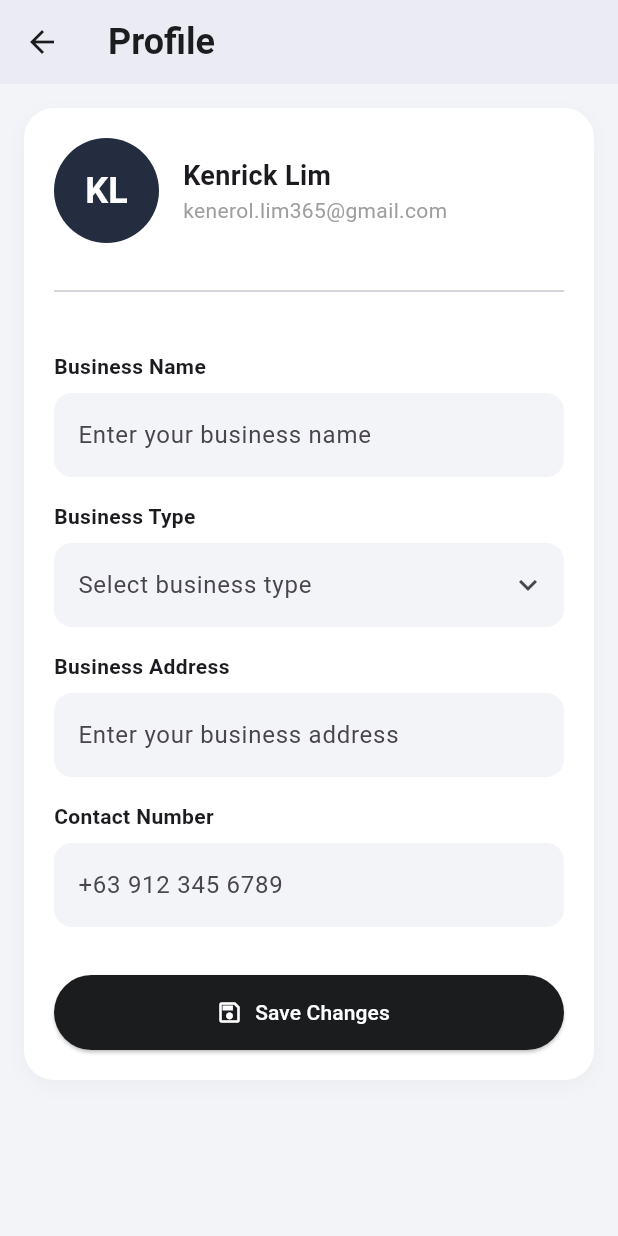
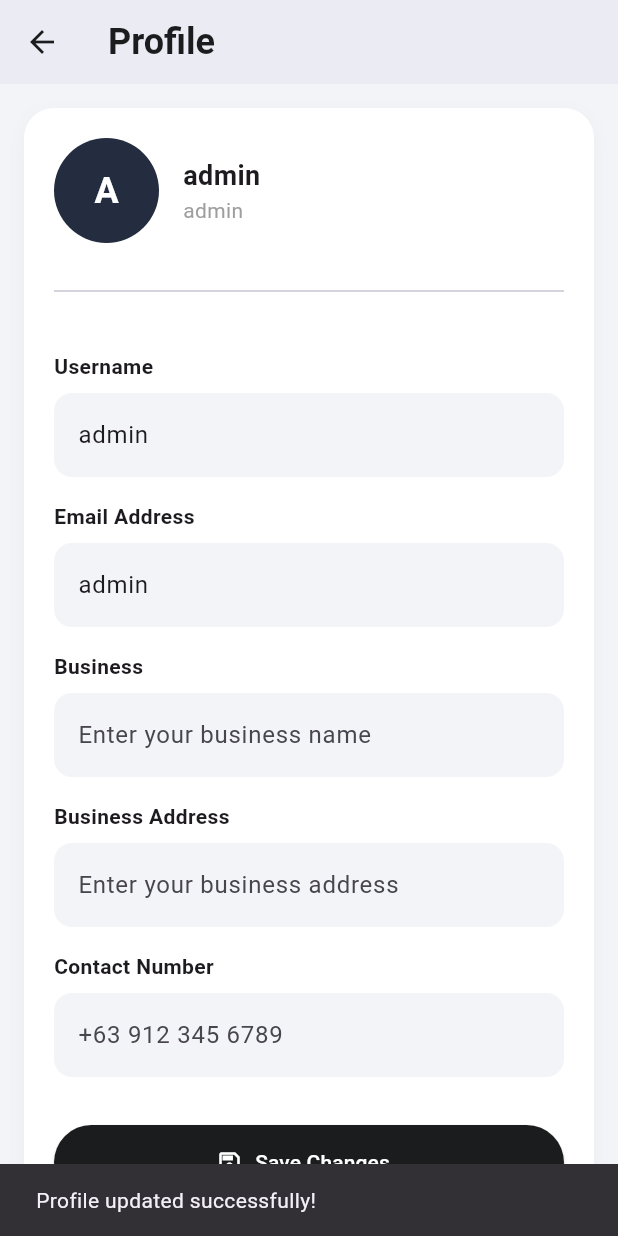
Before and after one commit to NaldCapuno/bookify, a Flutter app: the ProfileScreen screen opened by its route, after a tap on "Save Changes", on a phone screen of 412 x 824 dp. Run offline on Flutter 3.47's test engine with Material 3 defaults, Android fonts, the light colour scheme and no system bars; our stand-ins replace drift, drift_flutter, flutter_svg; accounts and stored records are empty; generated files the repository leaves out were written again.

Commit message:
User profile

```diff
--- /dev/null
+++ b/lib/core/database/daos/users_dao.dart
@@ -0,0 +1,16 @@
+import 'package:bookkeeping/core/database/tables/user_table.dart';
+import 'package:drift/drift.dart';
+import 'package:bookkeeping/core/database/app_database.dart';
+
+part 'users_dao.g.dart';
+
+@DriftAccessor(tables: [Users])
+class UsersDao extends DatabaseAccessor<AppDatabase> with _$UsersDaoMixin {
+  UsersDao(super.db);
+
+  Future<User?> getSingleUser() => select(users).getSingleOrNull();
+
+  Future<bool> updateUser(UsersCompanion userCompanion) async {
+    return await update(users).replace(userCompanion);
+  }
+}
--- a/lib/core/database/db_migration.dart
+++ b/lib/core/database/db_migration.dart
@@ -214,6 +214,14 @@ MigrationStrategy buildMigrationStrategy(AppDatabase db) {
           AccountsCompanion.insert(code: 704, name: 'Penalties and Surcharges', categoryId: 53),
           AccountsCompanion.insert(code: 801, name: 'Income Tax Expense', categoryId: 53, isLocked: const Value(true)),
         ]);
+
+      });
+
+      // Default User Detail
+        await db.batch((batch) {
+        batch.insertAll(db.users, [
+          UsersCompanion.insert(username: 'admin', email: 'admin' )
+        ]);
       });
     },
     onUpgrade: (Migrator m, int from, int to) async {
--- a/lib/features/profile/profile_screen.dart
+++ b/lib/features/profile/profile_screen.dart
@@ -1,14 +1,133 @@
+import 'package:bookkeeping/features/profile/user_service.dart';
 import 'package:flutter/material.dart';
 import 'package:bookkeeping/core/widgets/appbar.dart';
+import 'package:bookkeeping/core/database/app_database.dart';
+import 'package:bookkeeping/core/database/daos/users_dao.dart';
 
-class ProfileScreen extends StatelessWidget {
+class ProfileScreen extends StatefulWidget {
   const ProfileScreen({super.key});
+
+  @override
+  State<ProfileScreen> createState() => _ProfileScreenState();
+}
+
+class _ProfileScreenState extends State<ProfileScreen> {
+  late final AppDatabase _db;
+  late final UserService _userService;
+
+  // Added controllers for username and email
+  final TextEditingController _usernameController = TextEditingController();
+  final TextEditingController _emailController = TextEditingController();
+  final TextEditingController _businessNameController = TextEditingController();
+  final TextEditingController _businessAddressController =
+      TextEditingController();
+  final TextEditingController _contactNumberController =
+      TextEditingController();
+
+  bool _isLoading = true;
+  int? _userId;
+
+  // These are kept to drive the un-editable profile header at the top
+  String _headerUsername = '';
+  String _headerEmail = '';
+
+  @override
+  void initState() {
+    super.initState();
+    _db = AppDatabase();
+    _userService = UserService(UsersDao(_db));
+    _loadUserData();
+  }
+
+  Future<void> _loadUserData() async {
+    final user = await _userService.getUserProfile();
+
+    if (user != null) {
+      setState(() {
+        _userId = user.id;
+
+        // Update header variables
+        _headerUsername = user.username;
+        _headerEmail = user.email;
+
+        // Populate text fields
+        _usernameController.text = user.username;
+        _emailController.text = user.email;
+        _businessNameController.text = user.business ?? '';
+        _businessAddressController.text = user.businessAddress ?? '';
+        _contactNumberController.text = user.contactNumber ?? '';
+
+        _isLoading = false;
+      });
+    } else {
+      setState(() {
+        _isLoading = false;
+      });
+    }
+  }
+
+  Future<void> _saveChanges() async {
+    if (_userId == null) return;
+
+    final success = await _userService.saveProfileUpdates(
+      id: _userId!,
+      username: _usernameController.text,
+      email: _emailController.text,
+      businessName: _businessNameController.text,
+      businessAddress: _businessAddressController.text,
+      contactNumber: _contactNumberController.text,
+    );
+
+    if (mounted) {
+      if (success) {
+        // Update the header to reflect the new saved values instantly
+        setState(() {
+          _headerUsername = _usernameController.text;
+          _headerEmail = _emailController.text;
+        });
+      }
+
+      ScaffoldMessenger.of(context).showSnackBar(
+        SnackBar(
+          content: Text(
+            success
+                ? 'Profile updated successfully!'
+                : 'Failed to update profile.',
+          ),
+        ),
+      );
+    }
+  }
+
+  String _getInitials(String name) {
+    if (name.trim().isEmpty) return '';
+    final nameParts = name.trim().split(RegExp(r'\s+'));
+    if (nameParts.length >= 2) {
+      return '${nameParts.first[0]}${nameParts.last[0]}'.toUpperCase();
+    } else if (nameParts.isNotEmpty && nameParts.first.isNotEmpty) {
+      return nameParts.first[0].toUpperCase();
+    }
+    return '';
+  }
+
+  @override
+  void dispose() {
+    _usernameController.dispose();
+    _emailController.dispose();
+    _businessNameController.dispose();
+    _businessAddressController.dispose();
+    _contactNumberController.dispose();
+    _db.close();
+    super.dispose();
+  }
 
   @override
   Widget build(BuildContext context) {
     return Scaffold(
       appBar: const CustomAppBar(title: 'Profile', showBackButton: true),
-      body: SingleChildScrollView(
+      body: _isLoading
+          ? const Center(child: CircularProgressIndicator())
+          : SingleChildScrollView(
               padding: const EdgeInsets.all(16),
               child: Column(
                 children: [
@@ -33,17 +152,35 @@ class ProfileScreen extends StatelessWidget {
                         const Divider(),
                         const SizedBox(height: 16),
 
-                  _buildFieldLabel('Business Name'),
-                  _buildTextField('Enter your business name'),
+                        _buildFieldLabel('Username'),
+                        _buildTextField(
+                          'Enter your username',
+                          controller: _usernameController,
+                        ),
 
-                  _buildFieldLabel('Business Type'),
-                  _buildTextField('Select business type', isDropdown: true),
+                        _buildFieldLabel('Email Address'),
+                        _buildTextField(
+                          'Enter your email address',
+                          controller: _emailController,
+                        ),
+
+                        _buildFieldLabel('Business'),
+                        _buildTextField(
+                          'Enter your business name',
+                          controller: _businessNameController,
+                        ),
 
                         _buildFieldLabel('Business Address'),
-                  _buildTextField('Enter your business address'),
+                        _buildTextField(
+                          'Enter your business address',
+                          controller: _businessAddressController,
+                        ),
 
                         _buildFieldLabel('Contact Number'),
-                  _buildTextField('+63 912 345 6789'),
+                        _buildTextField(
+                          '+63 912 345 6789',
+                          controller: _contactNumberController,
+                        ),
 
                         const SizedBox(height: 32),
                         _buildSaveButton(),
@@ -57,31 +194,31 @@ class ProfileScreen extends StatelessWidget {
   }
 
   Widget _buildProfileHeader() {
-    return const Row(
+    return Row(
       children: [
         CircleAvatar(
           radius: 35,
-          backgroundColor: Color(0xFF232D3F),
+          backgroundColor: const Color(0xFF232D3F),
           child: Text(
-            'KL',
-            style: TextStyle(
+            _getInitials(_headerUsername),
+            style: const TextStyle(
               color: Colors.white,
               fontSize: 24,
               fontWeight: FontWeight.bold,
             ),
           ),
         ),
-        SizedBox(width: 16),
+        const SizedBox(width: 16),
         Column(
           crossAxisAlignment: CrossAxisAlignment.start,
           children: [
             Text(
-              'Kenrick Lim',
-              style: TextStyle(fontSize: 18, fontWeight: FontWeight.bold),
+              _headerUsername, // Using the state variable
+              style: const TextStyle(fontSize: 18, fontWeight: FontWeight.bold),
             ),
             Text(
-              'kenerol.lim365@gmail.com',
-              style: TextStyle(color: Colors.grey, fontSize: 14),
+              _headerEmail, // Using the state variable
+              style: const TextStyle(color: Colors.grey, fontSize: 14),
             ),
           ],
         ),
@@ -96,8 +233,13 @@ class ProfileScreen extends StatelessWidget {
     );
   }
 
-  Widget _buildTextField(String hint, {bool isDropdown = false}) {
+  Widget _buildTextField(
+    String hint, {
+    bool isDropdown = false,
+    TextEditingController? controller,
+  }) {
     return TextField(
+      controller: controller,
       readOnly: isDropdown,
       decoration: InputDecoration(
         hintText: hint,
@@ -117,7 +259,7 @@ class ProfileScreen extends StatelessWidget {
       width: double.infinity,
       height: 50,
       child: ElevatedButton.icon(
-        onPressed: () {},
+        onPressed: _saveChanges,
         icon: const Icon(Icons.save_outlined),
         label: const Text('Save Changes'),
         style: ElevatedButton.styleFrom(
--- /dev/null
+++ b/lib/features/profile/tempCodeRunnerFile.dart
@@ -0,0 +1,36 @@
+import 'package:bookkeeping/core/database/daos/users_dao.dart';
+import 'package:bookkeeping/core/database/app_database.dart';
+import 'package:drift/drift.dart';
+
+class UserService {
+  final UsersDao _usersDao;
+
+  UserService(this._usersDao);
+
+  /// Fetches the profile for the screen
+  Future<User?> getUserProfile() async {
+    return await _usersDao.getSingleUser();
+  }
+
+  /// Updates specific fields from the UI
+  Future<bool> saveProfileUpdates({
+    required int id,
+    String? username,
+    String? email,
+    String? businessName,
+    String? businessAddress,
+    String? contactNumber,
+  }) async {
+    final companion = UsersCompanion(
+      id: Value(id),
+      // Only update if they aren't completely empty, otherwise ignore
+      username: username != null && username.isNotEmpty ? Value(username) : const Value.absent(),
+      email: email != null && email.isNotEmpty ? Value(email) : const Value.absent(),
+      business: businessName != null ? Value(businessName) : const Value.absent(),
+      businessAddress: businessAddress != null ? Value(businessAddress) : const Value.absent(),
+      contactNumber: contactNumber != null ? Value(contactNumber) : const Value.absent(),
+    );
+
+    return await _usersDao.updateUser(companion);
+  }
+}
--- /dev/null
+++ b/lib/features/profile/user_service.dart
@@ -0,0 +1,36 @@
+import 'package:bookkeeping/core/database/daos/users_dao.dart';
+import 'package:bookkeeping/core/database/app_database.dart';
+import 'package:drift/drift.dart';
+
+class UserService {
+  final UsersDao _usersDao;
+
+  UserService(this._usersDao);
+
+  /// Fetches the profile for the screen
+  Future<User?> getUserProfile() async {
+    return await _usersDao.getSingleUser();
+  }
+
+  /// Updates specific fields from the UI
+  Future<bool> saveProfileUpdates({
+    required int id,
+    String? username,
+    String? email,
+    String? businessName,
+    String? businessAddress,
+    String? contactNumber,
+  }) async {
+    final companion = UsersCompanion(
+      id: Value(id),
+      // Only update if they aren't completely empty, otherwise ignore
+      username: username != null && username.isNotEmpty ? Value(username) : const Value.absent(),
+      email: email != null && email.isNotEmpty ? Value(email) : const Value.absent(),
+      business: businessName != null ? Value(businessName) : const Value.absent(),
+      businessAddress: businessAddress != null ? Value(businessAddress) : const Value.absent(),
+      contactNumber: contactNumber != null ? Value(contactNumber) : const Value.absent(),
+    );
+
+    return await _usersDao.updateUser(companion);
+  }
+}
--- a/lib/main.dart
+++ b/lib/main.dart
@@ -6,6 +6,7 @@ import 'package:bookkeeping/features/settings/settings_screen.dart';
 import 'package:bookkeeping/features/incomestatement/incomestatement_screen.dart';
 import 'package:bookkeeping/features/balancesheet/balance_sheet_screen.dart';
 import 'package:bookkeeping/features/cashflow/cash_flow_screen.dart';
+
 
 void main() {
   runApp(const MyApp());
```
Also changed, not shown: lib/core/database/app_database.dart (+5 -3 lines), lib/core/database/main.dart (deleted, +0 -48 lines), lib/core/database/tables/user_table.dart (added, +12 -0 lines), lib/core/database/app_database.g.dart, lib/core/database/daos/users_dao.g.dart (added). Lines whose indentation alone changed are shown as unchanged.
